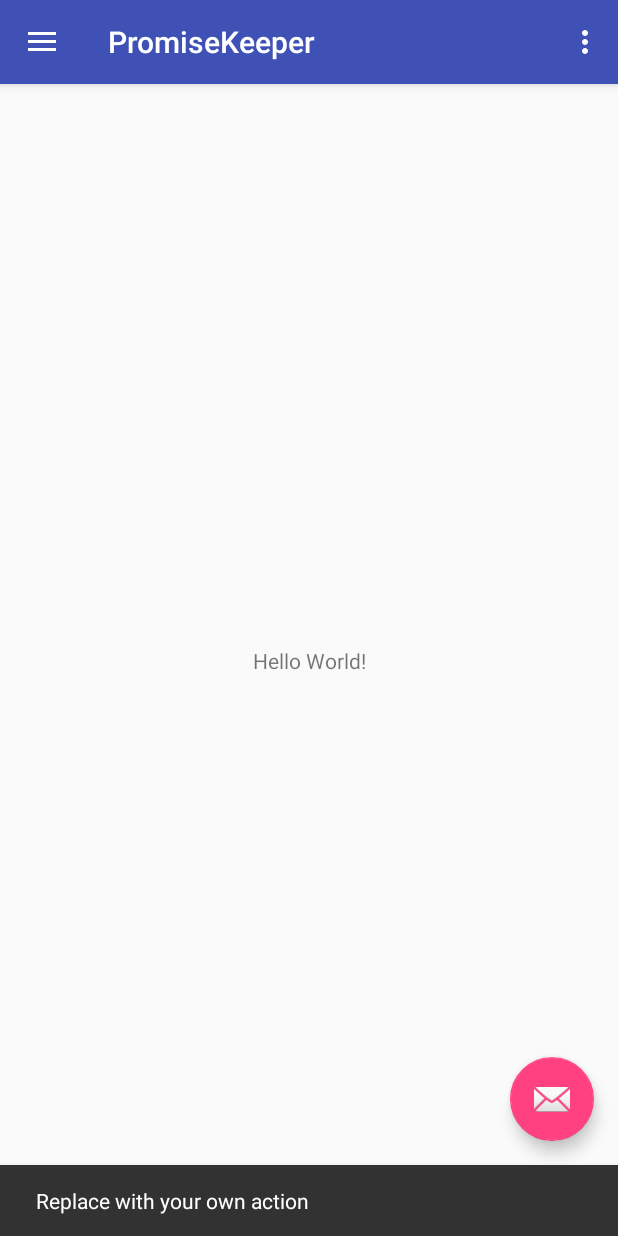
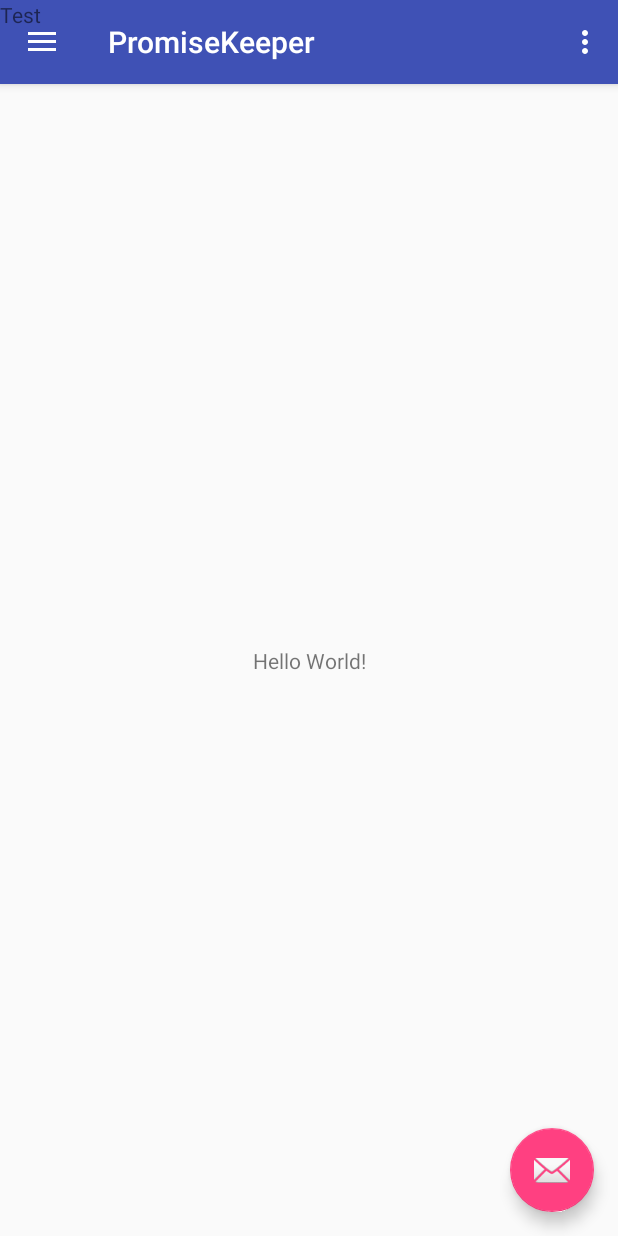
Before and after one commit to devomri/PromiseKeeper, an Android app: the screen it shows after launch (MainActivity), after a tap on an icon or button, on a phone screen of 412 x 824 dp. Run offline under Robolectric (Android 15) with nearby library versions, the phone set to English and light mode, and no system bars.

Commit message:
added basic adapter functionality

```diff
--- a/app/src/main/java/com/omri/dev/promisekeeper/MainActivity.java
+++ b/app/src/main/java/com/omri/dev/promisekeeper/MainActivity.java
@@ -3,6 +3,8 @@
 import android.os.Bundle;
 import android.support.design.widget.FloatingActionButton;
 import android.support.design.widget.Snackbar;
+import android.support.v7.widget.LinearLayoutManager;
+import android.support.v7.widget.RecyclerView;
 import android.view.View;
 import android.support.design.widget.NavigationView;
 import android.support.v4.view.GravityCompat;
@@ -15,6 +17,9 @@
 
 public class MainActivity extends AppCompatActivity
         implements NavigationView.OnNavigationItemSelectedListener {
+    private RecyclerView mRecyclerView;
+    private RecyclerView.Adapter mAdapter;
+    private RecyclerView.LayoutManager mLayoutManager;
 
     @Override
     protected void onCreate(Bundle savedInstanceState) {
@@ -40,6 +45,13 @@
 
         NavigationView navigationView = (NavigationView) findViewById(R.id.nav_view);
         navigationView.setNavigationItemSelectedListener(this);
+
+        mRecyclerView = (RecyclerView)findViewById(R.id.promises_recycler_view);
+        mRecyclerView.setHasFixedSize(true);
+        mLayoutManager = new LinearLayoutManager(this);
+        mRecyclerView.setLayoutManager(mLayoutManager);
+        mAdapter = new PromisesAdapter();
+        mRecyclerView.setAdapter(mAdapter);
     }
 
     @Override
--- /dev/null
+++ b/app/src/main/java/com/omri/dev/promisekeeper/PromisesAdapter.java
@@ -0,0 +1,50 @@
+package com.omri.dev.promisekeeper;
+
+import android.support.v7.widget.RecyclerView;
+import android.view.LayoutInflater;
+import android.view.View;
+import android.view.ViewGroup;
+import android.widget.TextView;
+
+/**
+ * Created by omri on 5/3/17.
+ */
+
+public class PromisesAdapter extends RecyclerView.Adapter<PromisesAdapter.ViewHolder> {
+    private String mDataSet[];
+
+    public static class ViewHolder extends RecyclerView.ViewHolder{
+        public TextView mTextView;
+
+        public ViewHolder(View view) {
+            super(view);
+
+            mTextView = (TextView) view.findViewById(R.id.promise_item_name);
+        }
+    }
+
+    public PromisesAdapter() {
+        mDataSet = new String[1];
+        mDataSet[0] = "Test";
+    }
+
+    @Override
+    public ViewHolder onCreateViewHolder(ViewGroup parent, int viewType) {
+        View promiseItemView =
+                LayoutInflater.from(parent.getContext()).inflate(R.layout.promise_item,
+                        parent, false);
+
+        ViewHolder vh = new ViewHolder(promiseItemView);
+        return vh;
+    }
+
+    @Override
+    public void onBindViewHolder(ViewHolder holder, int position) {
+        holder.mTextView.setText(mDataSet[position]);
+    }
+
+    @Override
+    public int getItemCount() {
+        return mDataSet.length;
+    }
+}
--- a/app/src/main/res/layout/activity_main.xml
+++ b/app/src/main/res/layout/activity_main.xml
@@ -22,4 +22,10 @@
         app:headerLayout="@layout/nav_header_main"
         app:menu="@menu/activity_main_drawer" />
 
+    <android.support.v7.widget.RecyclerView
+        android:id="@+id/promises_recycler_view"
+        android:scrollbars="vertical"
+        android:layout_width="match_parent"
+        android:layout_height="match_parent" />
+
 </android.support.v4.widget.DrawerLayout>
--- /dev/null
+++ b/app/src/main/res/layout/promise_item.xml
@@ -0,0 +1,13 @@
+<?xml version="1.0" encoding="utf-8"?>
+<LinearLayout xmlns:android="http://schemas.android.com/apk/res/android"
+    android:orientation="horizontal"
+    android:layout_width="match_parent"
+    android:layout_height="wrap_content">
+
+    <TextView
+        android:id="@+id/promise_item_name"
+        android:layout_width="wrap_content"
+        android:layout_height="wrap_content"
+        />
+
+</LinearLayout>
```
